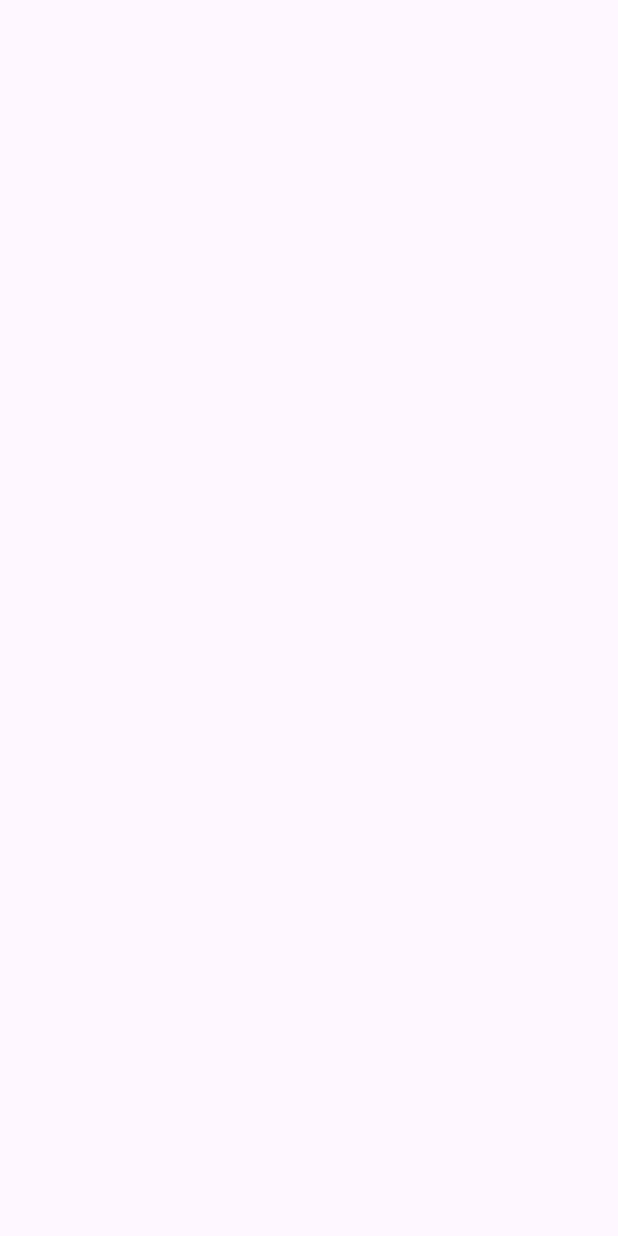
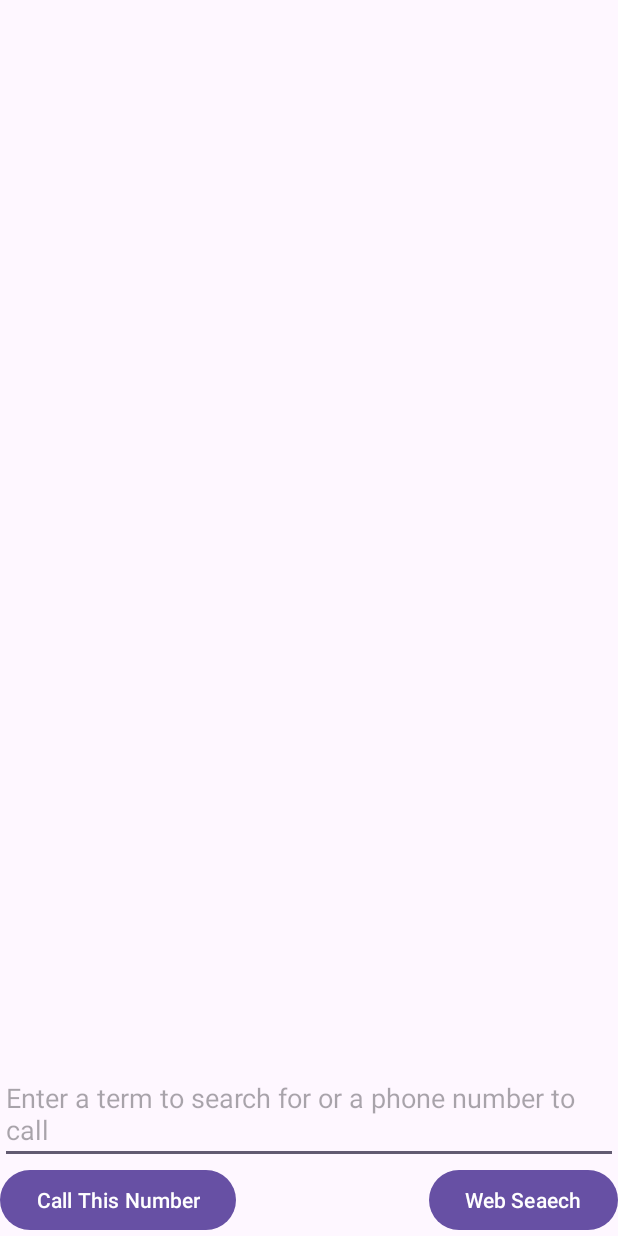
Before and after one commit to YWCA-F24-W25/YWCAF24-W25, an Android app: the SecondActivity screen opened directly, with no data from a screen before it, on a phone screen of 412 x 824 dp. Before the commit the screen is empty. Run offline under Robolectric (Android 15) with nearby library versions, the phone set to English and light mode, and no system bars; 1 statement that could not run was skipped.

Commit message:
Dec13 - V1 - Implicit Intents

```diff
--- a/Dec12/app/src/main/AndroidManifest.xml
+++ b/Dec12/app/src/main/AndroidManifest.xml
@@ -14,6 +14,9 @@
         android:theme="@style/Theme.Dec12"
         tools:targetApi="31">
         <activity
+            android:name=".ThirdActivity"
+            android:exported="false" />
+        <activity
             android:name=".SecondActivity"
             android:exported="false" />
         <activity
--- a/Dec12/app/src/main/java/com/example/dec12/MainActivity.java
+++ b/Dec12/app/src/main/java/com/example/dec12/MainActivity.java
@@ -47,6 +47,9 @@ public class MainActivity extends AppCompatActivity {
                     // Context = the application memory with all access to resources
                     Intent tosecond = new Intent(MainActivity.this, SecondActivity.class);
 
+                    tosecond.putExtra("mynumber", 33);
+                    tosecond.putExtra("isColdToday", true);
+                   tosecond.putExtra("newUser",newUser);
                     startActivity(tosecond);
 
                 }else {
--- a/Dec12/app/src/main/java/com/example/dec12/SecondActivity.java
+++ b/Dec12/app/src/main/java/com/example/dec12/SecondActivity.java
@@ -1,7 +1,13 @@
 package com.example.dec12;
 
+import android.app.SearchManager;
+import android.content.Intent;
+import android.net.Uri;
 import android.os.Bundle;
 import android.util.Log;
+import android.view.View;
+import android.widget.Button;
+import android.widget.EditText;
 import android.widget.TextView;
 
 import androidx.activity.EdgeToEdge;
@@ -13,6 +19,9 @@ import androidx.core.view.WindowInsetsCompat;
 public class SecondActivity extends AppCompatActivity {
 
     TextView allnames;
+    Button searchbutton;
+    EditText searchQuery;
+    Button callButton;
     @Override
     protected void onCreate(Bundle savedInstanceState) {
         super.onCreate(savedInstanceState);
@@ -20,13 +29,47 @@ public class SecondActivity extends AppCompatActivity {
         Log.d("App", "Second Activity -  onCreate");
         setContentView(R.layout.activity_second);
       allnames = findViewById(R.id.allNamesText);
+      searchbutton = findViewById(R.id.searchbutton);
+      searchQuery = findViewById(R.id.search_query);
+callButton = findViewById(R.id.callbutton);
       String todisplay = "";
-      for (int i = 0 ; i< MyApp.list.size(); i++){
+
+      int valueFromMainActivity = getIntent().getIntExtra("mynumber",0);
+      boolean iscold = getIntent().getBooleanExtra("isColdToday",false);
+        User userFromMainActivity = (User)getIntent().getSerializableExtra("newUser");
+        Log.d("extras",valueFromMainActivity +"");
+        Log.d("extras",iscold +"");
+        Log.d("extras",userFromMainActivity.userName +" " + userFromMainActivity.password);
+        for (int i = 0 ; i< MyApp.list.size(); i++){
           todisplay += MyApp.list.get(i).userName + " - " + MyApp.list.get(i).password + "\n";
       }
         allnames.setText(todisplay);
 
+        searchbutton.setOnClickListener(new View.OnClickListener() {
+            @Override
+            public void onClick(View view) {
+                if (!searchQuery.getText().toString().isEmpty()){
+                    String q = searchQuery.getText().toString();
+                    Intent websearchIntent = new Intent(Intent.ACTION_WEB_SEARCH);
+                    websearchIntent.putExtra(SearchManager.QUERY, q);
+                    startActivity(websearchIntent);
 
+                }
+            }
+        });
+
+        callButton.setOnClickListener(new View.OnClickListener() {
+            @Override
+            public void onClick(View view) {
+                if (!searchQuery.getText().toString().isEmpty()){
+                    String phoneNumber = searchQuery.getText().toString();
+                    Intent callIntent = new Intent(Intent.ACTION_DIAL);
+                   callIntent.setData(Uri.parse("tel:" + phoneNumber));
+                    startActivity(callIntent);
+
+                }
+            }
+        });
     }
 
 
--- a/Dec12/app/src/main/res/layout/activity_second.xml
+++ b/Dec12/app/src/main/res/layout/activity_second.xml
@@ -15,9 +15,42 @@
         android:lines="30"
         android:textSize="20sp"
         android:gravity="center"
-        app:layout_constraintBottom_toBottomOf="parent"
+        app:layout_constraintBottom_toTopOf="@id/search_query"
         app:layout_constraintEnd_toEndOf="parent"
         app:layout_constraintStart_toStartOf="parent"
         app:layout_constraintTop_toTopOf="parent" />
 
+
+    <EditText
+        android:id="@+id/search_query"
+        android:layout_width="wrap_content"
+        android:layout_height="wrap_content"
+        android:hint="@string/enter_a_term_to_search_for"
+        app:layout_constraintBottom_toTopOf="@id/searchbutton"
+        app:layout_constraintEnd_toEndOf="parent"
+        app:layout_constraintStart_toStartOf="parent" />
+
+    <Button
+        android:id="@+id/searchbutton"
+        android:layout_width="wrap_content"
+        android:layout_height="wrap_content"
+        android:text="@string/web_seaech"
+
+        app:layout_constraintBottom_toBottomOf="parent"
+        app:layout_constraintEnd_toEndOf="parent"
+        app:layout_constraintLeft_toRightOf="@id/callbutton"
+        />
+
+    <Button
+        android:id="@+id/callbutton"
+        android:layout_width="wrap_content"
+        android:layout_height="wrap_content"
+        android:text="@string/call_this_number"
+        app:layout_constraintVertical_chainStyle="packed"
+        app:layout_constraintRight_toLeftOf="@id/searchbutton"
+        app:layout_constraintBottom_toBottomOf="parent"
+
+        app:layout_constraintStart_toStartOf="parent" />
+
+
 </androidx.constraintlayout.widget.ConstraintLayout>
--- a/Dec12/app/src/main/res/values/strings.xml
+++ b/Dec12/app/src/main/res/values/strings.xml
@@ -2,4 +2,7 @@
     <string name="app_name">Dec12</string>
     <string name="user_name">User Name</string>
     <string name="password">Password</string>
+    <string name="enter_a_term_to_search_for">Enter a term to search for or a phone number to call</string>
+    <string name="call_this_number">Call This Number</string>
+    <string name="web_seaech">Web Seaech</string>
 </resources>
```
Also changed, not shown: Dec12/app/src/main/java/com/example/dec12/ThirdActivity.java (added, +24 -0 lines), Dec12/app/src/main/java/com/example/dec12/User.java (+9 -1 lines), Dec12/app/src/main/res/layout/activity_third.xml (added, +10 -0 lines), 1 other file.
